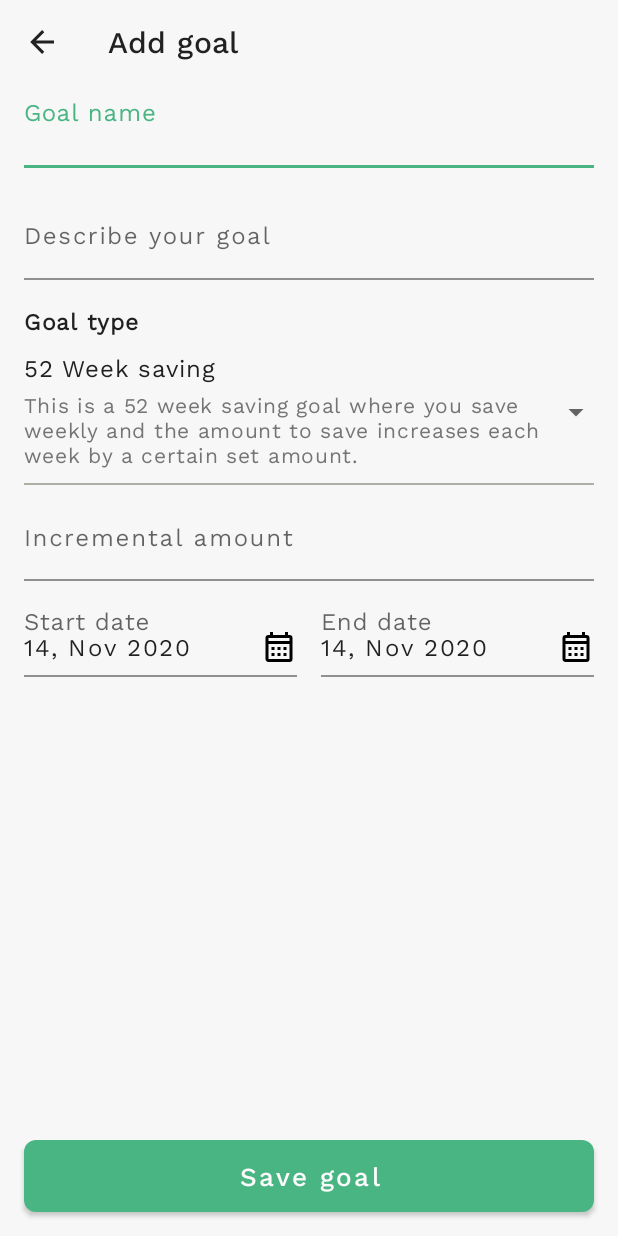
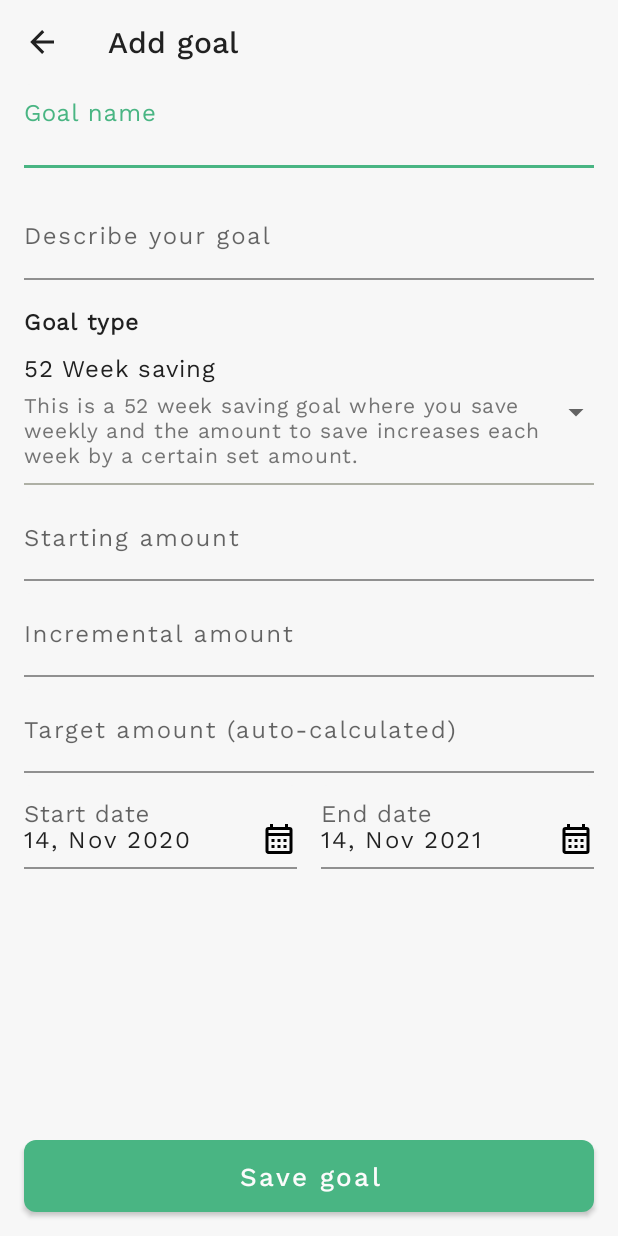
Before and after one commit to kelvinkioko/Saving-goals, an Android app: the fragment AddGoalFragment shown on its own in the app's theme, on a phone screen of 412 x 824 dp. Run offline under Robolectric (Android 15) with nearby library versions, the phone set to English and light mode, and no system bars; our stand-ins replace Room's generated code.

Commit message:
Optimized the 52 week saving goal process

```diff
--- a/app/src/main/java/com/savings/savinggoals/database/dao/GoalDao.kt
+++ b/app/src/main/java/com/savings/savinggoals/database/dao/GoalDao.kt
@@ -25,6 +25,12 @@ interface GoalDao {
         amount: String
     )
 
+    @Query("UPDATE goal SET target_amount =:target_amount WHERE goalID = :goalID")
+    fun updateTargetAmount(
+        goalID: String,
+        target_amount: String
+    )
+
     @Query("DELETE FROM goal WHERE goalID = :goalID")
     fun deleteGoalByID(
         goalID: String
--- a/app/src/main/java/com/savings/savinggoals/database/dao/GoalSavingDao.kt
+++ b/app/src/main/java/com/savings/savinggoals/database/dao/GoalSavingDao.kt
@@ -16,6 +16,9 @@ interface GoalSavingDao {
     @Query("SELECT COUNT(id) FROM goal_saving")
     fun countGoalSaving(): Int
 
+    @Query("UPDATE goal_saving SET save_status =:save_status WHERE savingID = :savingID")
+    fun updateGoalSaving(savingID: String, save_status: String)
+
     @Query("DELETE FROM goal_saving")
     fun deleteGoalSaving()
 }
--- a/app/src/main/java/com/savings/savinggoals/database/entity/GoalSavingEntity.kt
+++ b/app/src/main/java/com/savings/savinggoals/database/entity/GoalSavingEntity.kt
@@ -14,7 +14,9 @@ data class GoalSavingEntity(
 
     @ColumnInfo(name = "savingID") var savingID: String,
     @ColumnInfo(name = "goalID") var goalID: String,
-    @ColumnInfo(name = "name") var name: String,
+    @ColumnInfo(name = "weekPosition") var weekPosition: String = "",
+    @ColumnInfo(name = "startDate") var startDate: String = "",
+    @ColumnInfo(name = "endDate") var endDate: String = "",
     @ColumnInfo(name = "amount") var amount: String,
     @ColumnInfo(name = "note") var note: String,
     @ColumnInfo(name = "save_type") var save_type: String,
--- a/app/src/main/java/com/savings/savinggoals/ui/goal/saving/SaveEntryViewModel.kt
+++ b/app/src/main/java/com/savings/savinggoals/ui/goal/saving/SaveEntryViewModel.kt
@@ -31,7 +31,6 @@ class SaveEntryViewModel(private val goalRepository: GoalRepository) : ViewModel
             id = 0,
             savingID = "GSE-${Hive().getTimestamp()}",
             goalID = goalID,
-            name = "", // this is for the 52 week savings to hold the week count
             amount = amount,
             note = note,
             save_type = type,
--- a/app/src/main/java/com/savings/savinggoals/ui/goalmanager/AddGoalFragment.kt
+++ b/app/src/main/java/com/savings/savinggoals/ui/goalmanager/AddGoalFragment.kt
@@ -21,6 +21,8 @@ import com.savings.savinggoals.util.getUnformatedAmount
 import com.savings.savinggoals.util.observeEvent
 import com.savings.savinggoals.util.viewBinding
 import java.text.SimpleDateFormat
+import kotlinx.android.synthetic.main.add_goal_fragment.endDateValue
+import kotlinx.android.synthetic.main.add_goal_fragment.targetAmountValue
 import org.koin.androidx.viewmodel.ext.android.viewModel
 
 class AddGoalFragment : Fragment(R.layout.add_goal_fragment) {
@@ -97,8 +99,9 @@ class AddGoalFragment : Fragment(R.layout.add_goal_fragment) {
                         viewModel.saveGoal(
                             goalName = goalName.editText!!.text.toString(),
                             goalDescription = goalDescription.editText!!.text.toString(),
-                            targetAmount = targetAmountValue.getUnformatedAmount(),
-                            incrementalAmount = incrementalAmountValue.getUnformatedAmount(),
+                            startAmount = startAmountValue.getUnformatedAmount().replace(preferenceHandler.getCurrency()!!, ""),
+                            targetAmount = targetAmountValue.getUnformatedAmount().replace(preferenceHandler.getCurrency()!!, ""),
+                            incrementalAmount = incrementalAmountValue.getUnformatedAmount().replace(preferenceHandler.getCurrency()!!, ""),
                             currency = preferenceHandler.getCurrency()!!
                         )
                     }
@@ -125,6 +128,8 @@ class AddGoalFragment : Fragment(R.layout.add_goal_fragment) {
                     }
                 }
                 is AddGoalUIState.GoalType -> updateGoalTypeView(it.goalTypeEntity)
+                is AddGoalUIState.TargetAmount -> targetAmountValue.setText("${it.targetAmount.formatAmount()} ${preferenceHandler.getCurrency()!!}")
+                is AddGoalUIState.UpdateEndDate -> endDateValue.setText(it.endDate)
             }
         }
     }
@@ -139,18 +144,60 @@ class AddGoalFragment : Fragment(R.layout.add_goal_fragment) {
             }
 
             if (goalTypeEntity.goalTypeID.equals("GT52", ignoreCase = true)) {
-                targetAmount.isGone = true
+                startAmount.isVisible = true
+                targetAmount.isVisible = true
+                targetAmount.hint = "Target amount (auto-calculated)"
                 incrementalAmount.isVisible = true
-            } else if (goalTypeEntity.goalTypeID.equals("GT01", ignoreCase = true)) {
+                endDate.isClickable = false
+                endDateValue.isClickable = false
+            } else if (goalTypeEntity.goalTypeID.equals("GT01", ignoreCase = true) ||
+                goalTypeEntity.goalTypeID.equals("GT02", ignoreCase = true)) {
                 incrementalAmount.isGone = true
                 targetAmount.isVisible = true
+                startAmount.isGone = true
+                endDateValue.isClickable = true
+
+                targetAmount.hint = "Target amount"
             }
+
+            // Reset Values
+            targetAmountValue.setText("")
+            incrementalAmountValue.setText("")
+            startAmountValue.setText("")
         }
     }
 
     private fun inputChangeListener() {
         binding.apply {
             var current = ""
+            startAmountValue.addTextChangedListener(object : TextWatcher {
+                override fun beforeTextChanged(
+                    charSequence: CharSequence,
+                    i: Int,
+                    i1: Int,
+                    i2: Int
+                ) {
+                }
+
+                override fun onTextChanged(charSequence: CharSequence, i: Int, i1: Int, i2: Int) {
+                    val stringText = charSequence.toString()
+                    if (stringText != current && stringText.isNotEmpty()) {
+                        startAmountValue.removeTextChangedListener(this)
+                        current = startAmountValue.formatAmount(stringText, currency = preferenceHandler.getCurrency()!!)
+                        startAmountValue.addTextChangedListener(this)
+                    }
+                }
+
+                override fun afterTextChanged(editable: Editable) {
+                    if (startAmountValue.text.toString().isNotEmpty() && incrementalAmountValue.text.toString().isNotEmpty()) {
+                        viewModel.setup52WeekTarget(
+                            startAmount = startAmountValue.getUnformatedAmount().replace(preferenceHandler.getCurrency()!!, ""),
+                            incrementalAmount = incrementalAmountValue.getUnformatedAmount().replace(preferenceHandler.getCurrency()!!, "")
+                        )
+                    }
+                }
+            })
+
             targetAmountValue.addTextChangedListener(object : TextWatcher {
                 override fun beforeTextChanged(
                     charSequence: CharSequence,
@@ -192,6 +239,12 @@ class AddGoalFragment : Fragment(R.layout.add_goal_fragment) {
                 }
 
                 override fun afterTextChanged(editable: Editable) {
+                    if (startAmountValue.text.toString().isNotEmpty() && incrementalAmountValue.text.toString().isNotEmpty()) {
+                        viewModel.setup52WeekTarget(
+                            startAmount = startAmountValue.getUnformatedAmount().replace(preferenceHandler.getCurrency()!!, ""),
+                            incrementalAmount = incrementalAmountValue.getUnformatedAmount().replace(preferenceHandler.getCurrency()!!, "")
+                        )
+                    }
                 }
             })
         }
--- a/app/src/main/java/com/savings/savinggoals/ui/home/HomeAdapter.kt
+++ b/app/src/main/java/com/savings/savinggoals/ui/home/HomeAdapter.kt
@@ -3,9 +3,9 @@ package com.savings.savinggoals.ui.home
 import android.view.LayoutInflater
 import android.view.ViewGroup
 import androidx.recyclerview.widget.RecyclerView
-import com.savings.savinggoals.constants.formatAmount
 import com.savings.savinggoals.database.entity.GoalEntity
 import com.savings.savinggoals.databinding.ItemGoalBinding
+import com.savings.savinggoals.util.formatAmount
 
 class HomeAdapter(private val goalTypeClicked: (GoalEntity) -> Unit) :
     RecyclerView.Adapter<HomeAdapter.TransactionViewHolder>() {
--- a/app/src/main/res/layout/add_goal_fragment.xml
+++ b/app/src/main/res/layout/add_goal_fragment.xml
@@ -114,9 +114,9 @@
                 app:layout_constraintStart_toStartOf="@id/guidelineStart" />
 
             <com.google.android.material.textfield.TextInputLayout
-                android:id="@+id/targetAmount"
+                android:id="@+id/startAmount"
                 style="@style/InputOutline"
-                android:hint="@string/target_amount"
+                android:hint="Starting amount"
                 android:layout_width="0dp"
                 android:layout_height="wrap_content"
                 android:letterSpacing="0.07"
@@ -127,7 +127,7 @@
                 app:layout_constraintStart_toStartOf="@id/guidelineStart">
 
                 <com.google.android.material.textfield.TextInputEditText
-                    android:id="@+id/targetAmountValue"
+                    android:id="@+id/startAmountValue"
                     android:layout_width="match_parent"
                     android:layout_height="wrap_content"
                     android:inputType="numberDecimal"
@@ -148,11 +148,36 @@
                 android:layout_marginTop="8dp"
                 app:hintTextAppearance="?attr/textAppearanceBody1"
                 app:layout_constraintEnd_toEndOf="@id/guidelineEnd"
-                app:layout_constraintTop_toBottomOf="@id/targetAmount"
+                app:layout_constraintTop_toBottomOf="@id/startAmount"
                 app:layout_constraintStart_toStartOf="@id/guidelineStart">
 
                 <com.google.android.material.textfield.TextInputEditText
                     android:id="@+id/incrementalAmountValue"
+                    android:layout_width="match_parent"
+                    android:layout_height="wrap_content"
+                    android:inputType="numberDecimal"
+                    android:singleLine="true"
+                    android:paddingStart="0dp"
+                    android:letterSpacing="0.07"
+                    android:textAppearance="?attr/textAppearanceBody1" />
+
+            </com.google.android.material.textfield.TextInputLayout>
+
+            <com.google.android.material.textfield.TextInputLayout
+                android:id="@+id/targetAmount"
+                style="@style/InputOutline"
+                android:hint="@string/target_amount"
+                android:layout_width="0dp"
+                android:layout_height="wrap_content"
+                android:letterSpacing="0.07"
+                android:layout_marginTop="8dp"
+                app:hintTextAppearance="?attr/textAppearanceBody1"
+                app:layout_constraintEnd_toEndOf="@id/guidelineEnd"
+                app:layout_constraintTop_toBottomOf="@id/incrementalAmount"
+                app:layout_constraintStart_toStartOf="@id/guidelineStart">
+
+                <com.google.android.material.textfield.TextInputEditText
+                    android:id="@+id/targetAmountValue"
                     android:layout_width="match_parent"
                     android:layout_height="wrap_content"
                     android:inputType="numberDecimal"
@@ -176,7 +201,7 @@
                 app:hintTextAppearance="?attr/textAppearanceBody1"
                 app:layout_constraintEnd_toStartOf="@id/endDate"
                 app:layout_constraintStart_toStartOf="@id/guidelineStart"
-                app:layout_constraintTop_toBottomOf="@id/incrementalAmount">
+                app:layout_constraintTop_toBottomOf="@id/targetAmount">
 
                 <com.google.android.material.textfield.TextInputEditText
                     android:id="@+id/startDateValue"
@@ -206,7 +231,7 @@
                 app:hintTextAppearance="?attr/textAppearanceBody1"
                 app:layout_constraintStart_toEndOf="@id/startDate"
                 app:layout_constraintEnd_toEndOf="@id/guidelineEnd"
-                app:layout_constraintTop_toBottomOf="@id/incrementalAmount">
+                app:layout_constraintTop_toBottomOf="@id/targetAmount">
 
                 <com.google.android.material.textfield.TextInputEditText
                     android:id="@+id/endDateValue"
```
Also changed, not shown: app/src/main/java/com/savings/savinggoals/constants/Hive.kt (+52 -36 lines), app/src/main/java/com/savings/savinggoals/database/repository/GoalRepository.kt (+8 -0 lines), app/src/main/java/com/savings/savinggoals/ui/goal/GoalFragment.kt (+5 -4 lines), app/src/main/java/com/savings/savinggoals/ui/goal/GoalSavingAdapter.kt (+15 -6 lines), app/src/main/java/com/savings/savinggoals/ui/goal/GoalViewModel.kt (+10 -0 lines), app/src/main/java/com/savings/savinggoals/ui/goalmanager/AddGoalViewModel.kt (+77 -7 lines), app/src/main/res/layout/item_saving.xml (+21 -9 lines).
